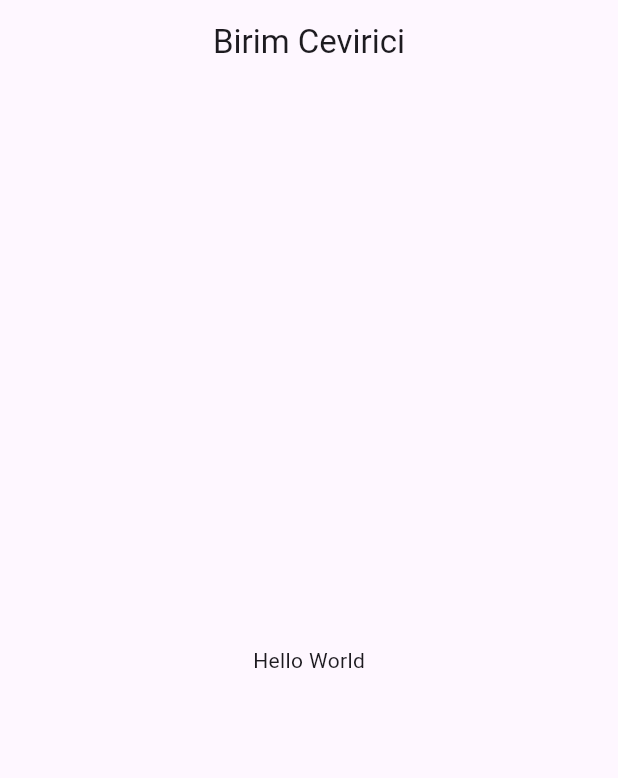
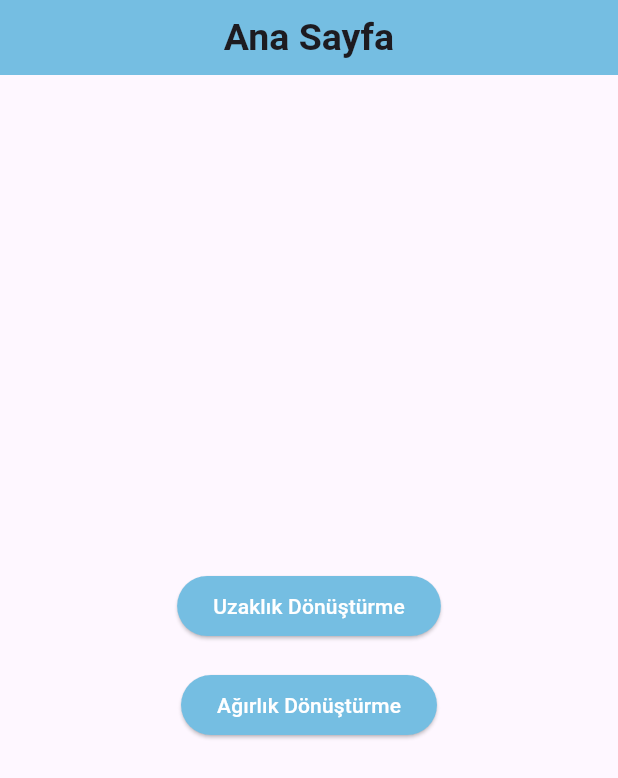
Before and after one commit to efekrtt/birim_cevirici, a Flutter app: the screen it shows after launch, on a phone screen of 412 x 824 dp. Shown: the top 778 px of the screen. Run offline on Flutter 3.47's test engine with Material 3 defaults, Android fonts, the phone set to English and light mode, and no system bars.

Commit message:
mile2km,home_page eklendi, app_bar düzenlendi, sıcaklık dönüştürme eklenicek

```diff
--- /dev/null
+++ b/lib/app_bar.dart
@@ -0,0 +1,16 @@
+import 'package:flutter/material.dart';
+
+AppBar buildAppBar(String title) {
+  return AppBar(
+    title: Text(
+      title,
+      style: TextStyle(
+        fontSize: 25.0,
+        fontWeight: FontWeight.bold,
+      ),
+    ),
+    centerTitle: true,
+    backgroundColor: const Color.fromARGB(255, 117, 190, 226),
+    toolbarHeight: 50.0,
+  );
+}
--- /dev/null
+++ b/lib/home_page.dart
@@ -0,0 +1,47 @@
+import 'package:flutter/material.dart';
+import 'mile2km.dart';
+import 'app_bar.dart';
+
+class HomePage extends StatelessWidget {
+  @override
+  Widget build(BuildContext context) {
+    return Scaffold(
+      appBar: buildAppBar('Ana Sayfa'),
+      body: Center(
+        child: Column(
+          mainAxisAlignment: MainAxisAlignment.center,
+          children: [
+            ElevatedButton(
+              style: ElevatedButton.styleFrom(
+                backgroundColor: const Color.fromARGB(255, 117, 190, 226),
+                foregroundColor: Colors.white,
+              ),
+              onPressed: () {
+                Navigator.push(
+                  context,
+                  MaterialPageRoute(builder: (context) => ConversionScreen()),
+                );
+              },
+              child: Text('Uzaklık Dönüştürme'),
+            ),
+            SizedBox(height: 18),
+            ElevatedButton(
+              style: ElevatedButton.styleFrom(
+                backgroundColor: const Color.fromARGB(255, 117, 190, 226),
+                foregroundColor: Colors.white,
+              ),
+              onPressed: () {
+                Navigator.push(
+                  context,
+                  MaterialPageRoute(builder: (context) => ConversionScreen()),
+                );
+              },
+              child: Text('Ağırlık Dönüştürme'),
+            )
+            // Diğer dönüştürme butonlarını buraya ekleyebilirsiniz.
+          ],
+        ),
+      ),
+    );
+  }
+}
--- a/lib/main.dart
+++ b/lib/main.dart
@@ -1,18 +1,19 @@
 import 'package:flutter/material.dart';
+import 'home_page.dart';
 
 void main() {
   runApp(MyApp());
 }
 
 class MyApp extends StatelessWidget {
+  @override
   Widget build(BuildContext context) {
     return MaterialApp(
-      home: Scaffold(
-        appBar: AppBar(title: Center(child: Text('Birim Cevirici'))),
-        body: Center(
-          child: Text('Hello World'),
-        ),
+      title: 'Birim Dönüştürücü',
+      theme: ThemeData(
+        primarySwatch: Colors.blue,
       ),
+      home: HomePage(), // Başlangıç sayfası olarak HomePage'i ayarlayın
     );
   }
 }
```
Also changed, not shown: lib/mile2km.dart (added, +59 -0 lines), lib/ekran.dart (deleted).
